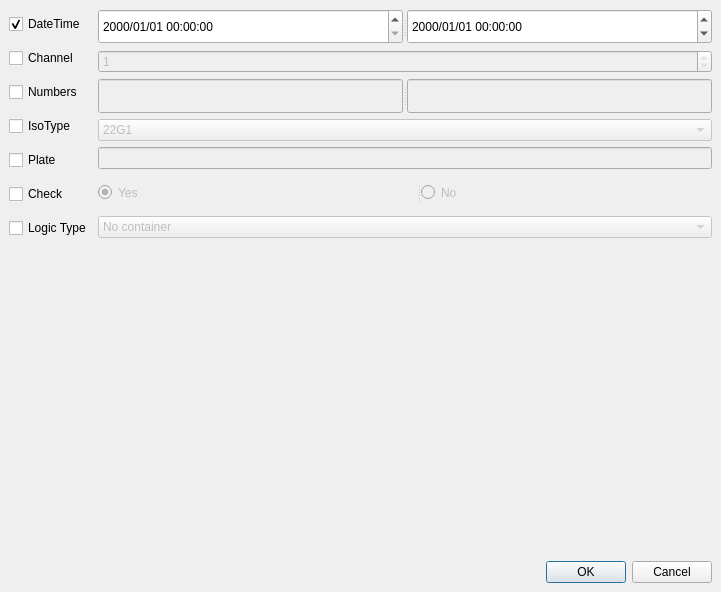
Old version of the form MainUI/databasewidget.ui in the repository 519984307/Container_20191221.
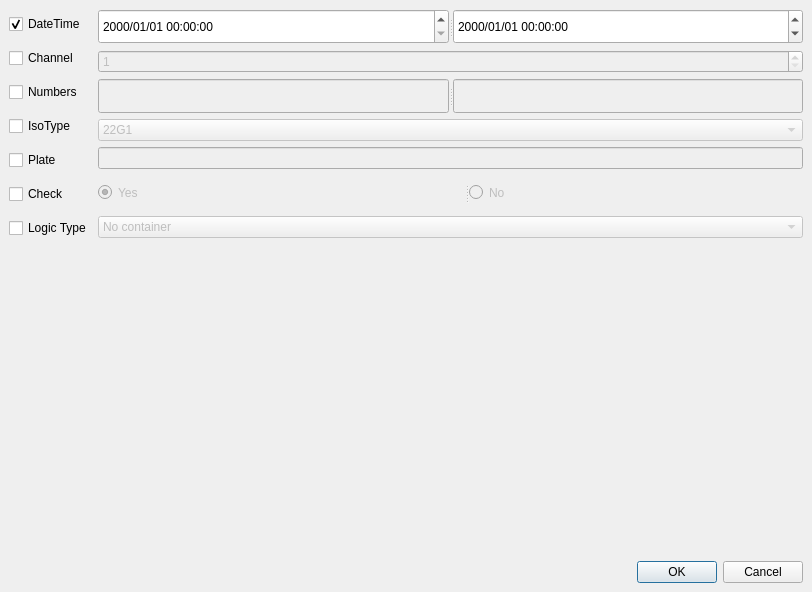
New version of the form.

What changed in the file:
```diff
--- a/MainUI/databasewidget.ui
+++ b/MainUI/databasewidget.ui
@@ -6,7 +6,7 @@
    <rect>
     <x>0</x>
     <y>0</y>
-    <width>721</width>
+    <width>812</width>
     <height>592</height>
    </rect>
   </property>
@@ -1088,7 +1088,7 @@
             <bool>false</bool>
            </property>
            <property name="readOnly">
-            <bool>true</bool>
+            <bool>false</bool>
            </property>
            <property name="minimum">
             <number>1</number>
```
Left out of the diff: 5 changed lines with no effect on the pictures.
